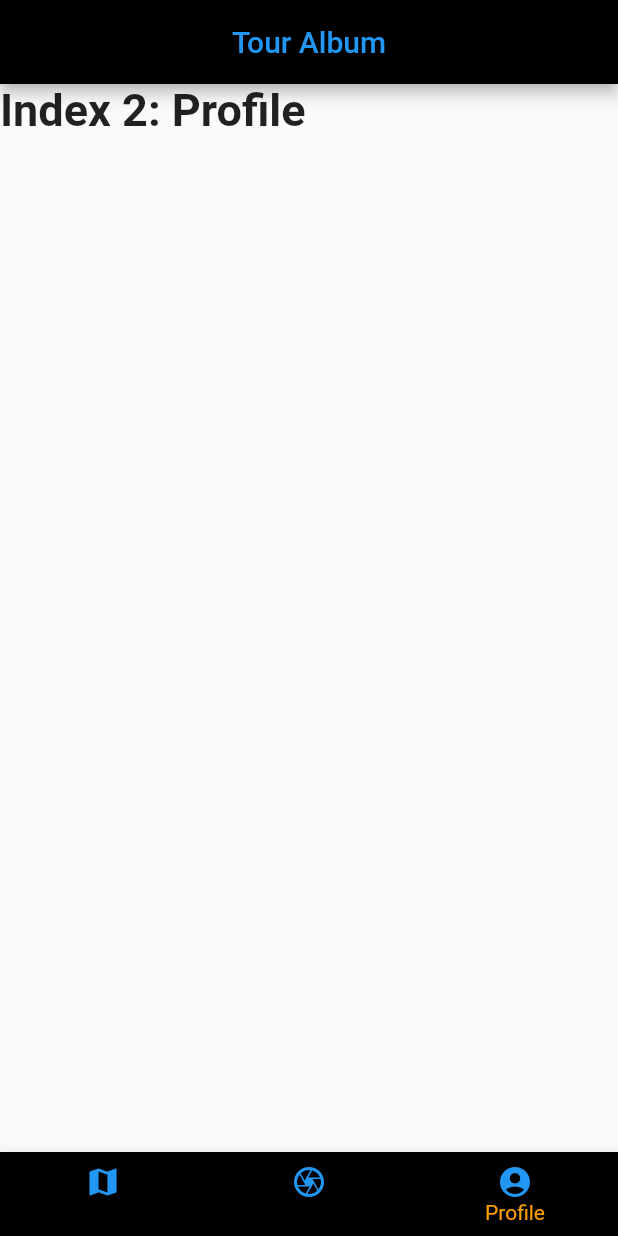
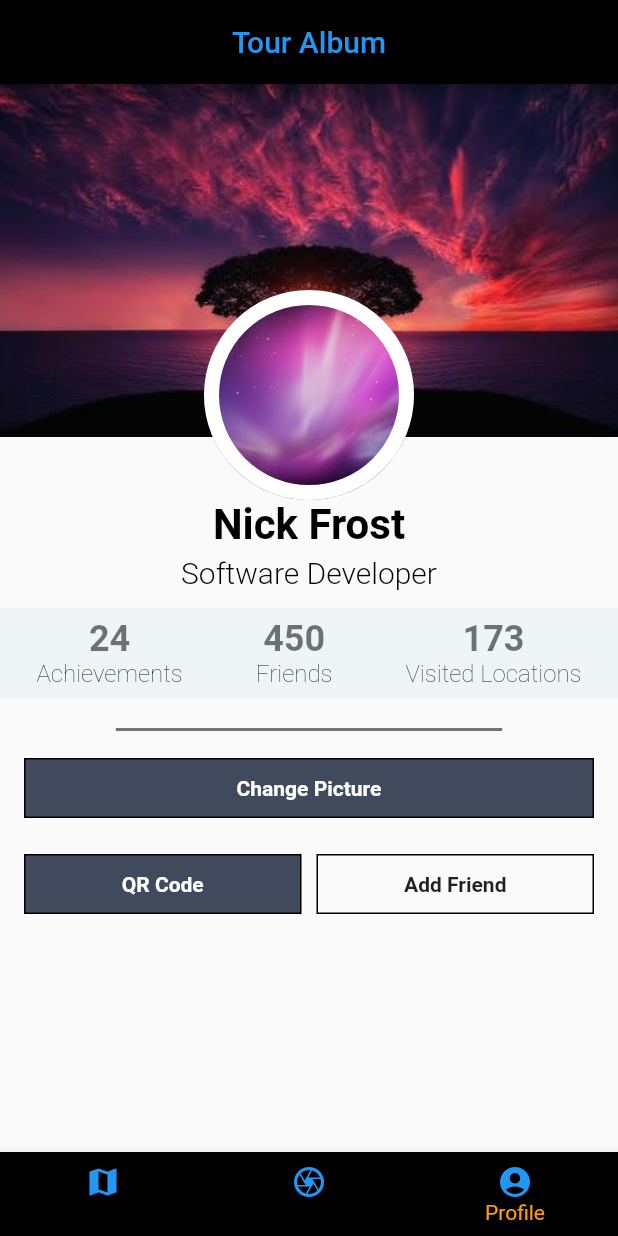
Before and after one commit to FabioSparta/Flutter-TourAlbum, a Flutter app: the MyStatefulWidget screen opened directly, item 3 of the bottom bar chosen, on a phone screen of 412 x 824 dp. Run offline on Flutter 3.47's test engine with Material 2 defaults, Android fonts, the phone set to English and light mode, and no system bars.

Commit message:
Profile UI

```diff
--- /dev/null
+++ b/tour_album/lib/camera.dart
@@ -0,0 +1,13 @@
+import 'package:flutter/material.dart';
+
+class CameraScreen extends StatefulWidget {
+  @override
+  _CameraScreenState createState() => _CameraScreenState();
+}
+
+class _CameraScreenState extends State<CameraScreen> {
+  @override
+  Widget build(BuildContext context) {
+    return Container();
+  }
+}
--- a/tour_album/lib/home.dart
+++ b/tour_album/lib/home.dart
@@ -1,5 +1,6 @@
 import 'package:flutter/material.dart';
 import 'package:tour_album/gallery.dart';
+import 'package:tour_album/profile.dart';
 
 import 'gallery.dart';
 
@@ -48,14 +49,11 @@ class _MyStatefulWidgetState extends State<MyStatefulWidget> {
         index: _selectedIndex,
         children: <Widget>[
           Text(
-            'Index 0: Map',
+            'Map',
             style: optionStyle,
           ),
           GalleryPage(),
-          Text(
-            'Index 2: Profile',
-            style: optionStyle,
-          ),
+          UserProfilePage(),
         ],
       ),
       bottomNavigationBar: BottomNavigationBar(
--- /dev/null
+++ b/tour_album/lib/profile.dart
@@ -0,0 +1,254 @@
+import 'package:flutter/material.dart';
+
+class UserProfilePage extends StatelessWidget {
+  final String _fullName = "Nick Frost";
+  final String _status = "Software Developer";
+  final String _bio =
+      "\"Hi, I am a Freelance developer working for hourly basis. If you wants to contact me to build your product leave a message.\"";
+  final String _followers = "173";
+  final String _posts = "24";
+  final String _scores = "450";
+
+  Widget _buildCoverImage(Size screenSize) {
+    return Container(
+      height: screenSize.height / 3.5,
+      decoration: BoxDecoration(
+        image: DecorationImage(
+          image: AssetImage('images/a.jpg'),
+          fit: BoxFit.cover,
+        ),
+      ),
+    );
+  }
+
+  Widget _buildProfileImage() {
+    return Center(
+      child: Container(
+        width: 140.0,
+        height: 140.0,
+        decoration: BoxDecoration(
+          image: DecorationImage(
+            image: AssetImage('images/b.jpg'),
+            fit: BoxFit.cover,
+          ),
+          borderRadius: BorderRadius.circular(80.0),
+          border: Border.all(
+            color: Colors.white,
+            width: 10.0,
+          ),
+        ),
+      ),
+    );
+  }
+
+  Widget _buildFullName() {
+    TextStyle _nameTextStyle = TextStyle(
+      color: Colors.black,
+      fontSize: 28.0,
+      fontWeight: FontWeight.w700,
+    );
+
+    return Text(
+      _fullName,
+      style: _nameTextStyle,
+    );
+  }
+
+  Widget _buildStatus(BuildContext context) {
+    return Container(
+      padding: EdgeInsets.symmetric(vertical: 4.0, horizontal: 6.0),
+      decoration: BoxDecoration(
+        color: Theme.of(context).scaffoldBackgroundColor,
+        borderRadius: BorderRadius.circular(4.0),
+      ),
+      child: Text(
+        _status,
+        style: TextStyle(
+          color: Colors.black,
+          fontSize: 20.0,
+          fontWeight: FontWeight.w300,
+        ),
+      ),
+    );
+  }
+
+  Widget _buildStatItem(String label, String count) {
+    TextStyle _statLabelTextStyle = TextStyle(
+      color: Colors.black,
+      fontSize: 16.0,
+      fontWeight: FontWeight.w200,
+    );
+
+    TextStyle _statCountTextStyle = TextStyle(
+      color: Colors.black54,
+      fontSize: 24.0,
+      fontWeight: FontWeight.bold,
+    );
+
+    return Column(
+      mainAxisAlignment: MainAxisAlignment.center,
+      children: <Widget>[
+        Text(
+          count,
+          style: _statCountTextStyle,
+        ),
+        Text(
+          label,
+          style: _statLabelTextStyle,
+        ),
+      ],
+    );
+  }
+
+  Widget _buildStatContainer() {
+    return Container(
+      height: 60.0,
+      margin: EdgeInsets.only(top: 8.0),
+      decoration: BoxDecoration(
+        color: Color(0xFFEFF4F7),
+      ),
+      child: Row(
+        mainAxisAlignment: MainAxisAlignment.spaceAround,
+        children: <Widget>[
+          _buildStatItem("Achievements", _posts),
+          _buildStatItem("Friends", _scores),
+          _buildStatItem("Visited Locations", _followers),
+        ],
+      ),
+    );
+  }
+
+  Widget _buildBio(BuildContext context) {
+    TextStyle bioTextStyle = TextStyle(
+      fontWeight: FontWeight.w400, //try changing weight to w500 if not thin
+      fontStyle: FontStyle.italic,
+      color: Color(0xFF799497),
+      fontSize: 16.0,
+    );
+
+    return Container(
+      color: Theme.of(context).scaffoldBackgroundColor,
+      padding: EdgeInsets.all(8.0),
+    );
+  }
+
+  Widget _buildSeparator(Size screenSize) {
+    return Container(
+      width: screenSize.width / 1.6,
+      height: 2.0,
+      color: Colors.black54,
+      margin: EdgeInsets.only(top: 4.0),
+    );
+  }
+
+  Widget _buildGetInTouch(BuildContext context) {
+    return Container(
+      color: Theme.of(context).scaffoldBackgroundColor,
+      padding: EdgeInsets.symmetric(vertical: 8.0, horizontal: 16.0),
+      child: Expanded(
+        child: InkWell(
+          onTap: () => print("followed"),
+          child: Container(
+            height: 40.0,
+            decoration: BoxDecoration(
+              border: Border.all(),
+              color: Color(0xFF404A5C),
+            ),
+            child: Center(
+              child: Text(
+                "Change Picture",
+                style: TextStyle(
+                  color: Colors.white,
+                  fontWeight: FontWeight.w600,
+                ),
+              ),
+            ),
+          ),
+        ),
+      ),
+    );
+  }
+
+  Widget _buildButtons() {
+    return Padding(
+      padding: EdgeInsets.symmetric(vertical: 8.0, horizontal: 16.0),
+      child: Row(
+        children: <Widget>[
+          Expanded(
+            child: InkWell(
+              onTap: () => print("followed"),
+              child: Container(
+                height: 40.0,
+                decoration: BoxDecoration(
+                  border: Border.all(),
+                  color: Color(0xFF404A5C),
+                ),
+                child: Center(
+                  child: Text(
+                    "QR Code",
+                    style: TextStyle(
+                      color: Colors.white,
+                      fontWeight: FontWeight.w600,
+                    ),
+                  ),
+                ),
+              ),
+            ),
+          ),
+          SizedBox(width: 10.0),
+          Expanded(
+            child: InkWell(
+              onTap: () => print("Message"),
+              child: Container(
+                height: 40.0,
+                decoration: BoxDecoration(
+                  border: Border.all(),
+                ),
+                child: Center(
+                  child: Padding(
+                    padding: EdgeInsets.all(10.0),
+                    child: Text(
+                      "Add Friend",
+                      style: TextStyle(fontWeight: FontWeight.w600),
+                    ),
+                  ),
+                ),
+              ),
+            ),
+          ),
+        ],
+      ),
+    );
+  }
+
+  @override
+  Widget build(BuildContext context) {
+    Size screenSize = MediaQuery.of(context).size;
+    return Scaffold(
+      body: Stack(
+        children: <Widget>[
+          _buildCoverImage(screenSize),
+          SafeArea(
+            child: SingleChildScrollView(
+              child: Column(
+                children: <Widget>[
+                  SizedBox(height: screenSize.height / 6),
+                  _buildProfileImage(),
+                  _buildFullName(),
+                  _buildStatus(context),
+                  _buildStatContainer(),
+                  _buildBio(context),
+                  _buildSeparator(screenSize),
+                  SizedBox(height: 10.0),
+                  _buildGetInTouch(context),
+                  SizedBox(height: 8.0),
+                  _buildButtons(),
+                ],
+              ),
+            ),
+          ),
+        ],
+      ),
+    );
+  }
+}
```
Also changed, not shown: tour_album/pubspec.yaml (+4 -3 lines), tour_album/lib/map_camera.dart (deleted), tour_album/pubspec.lock, 2 other files.
